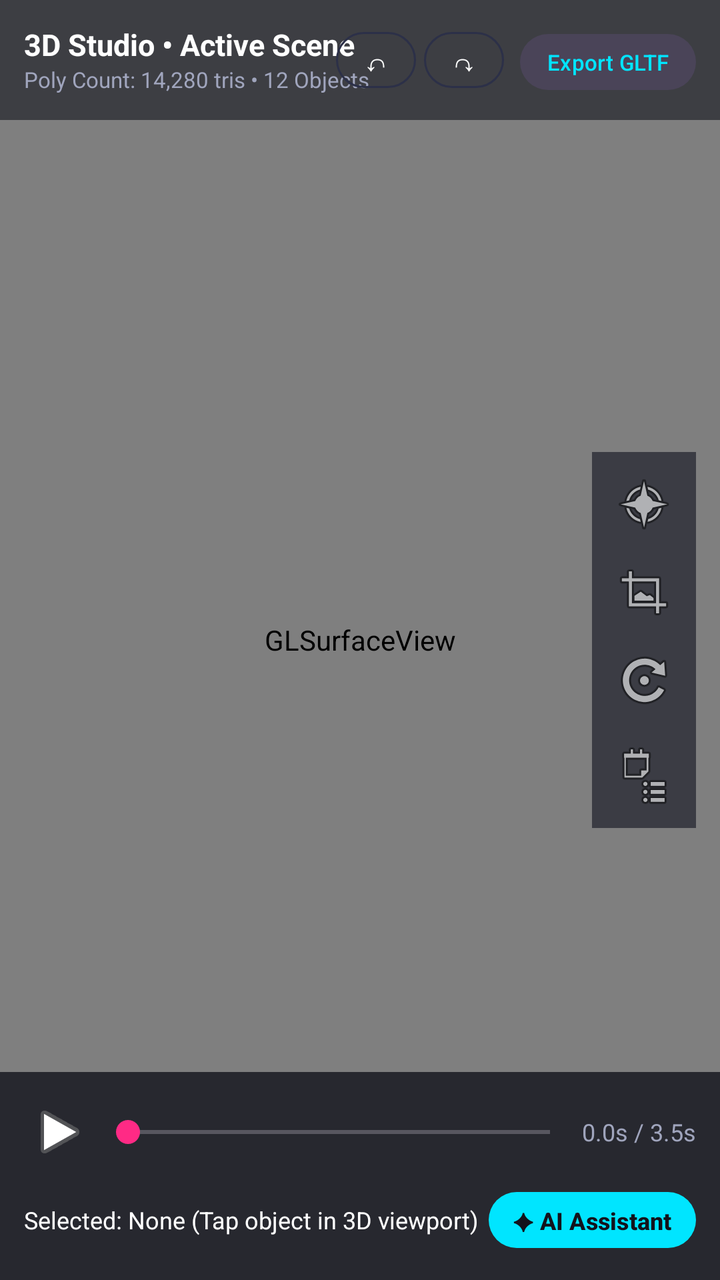
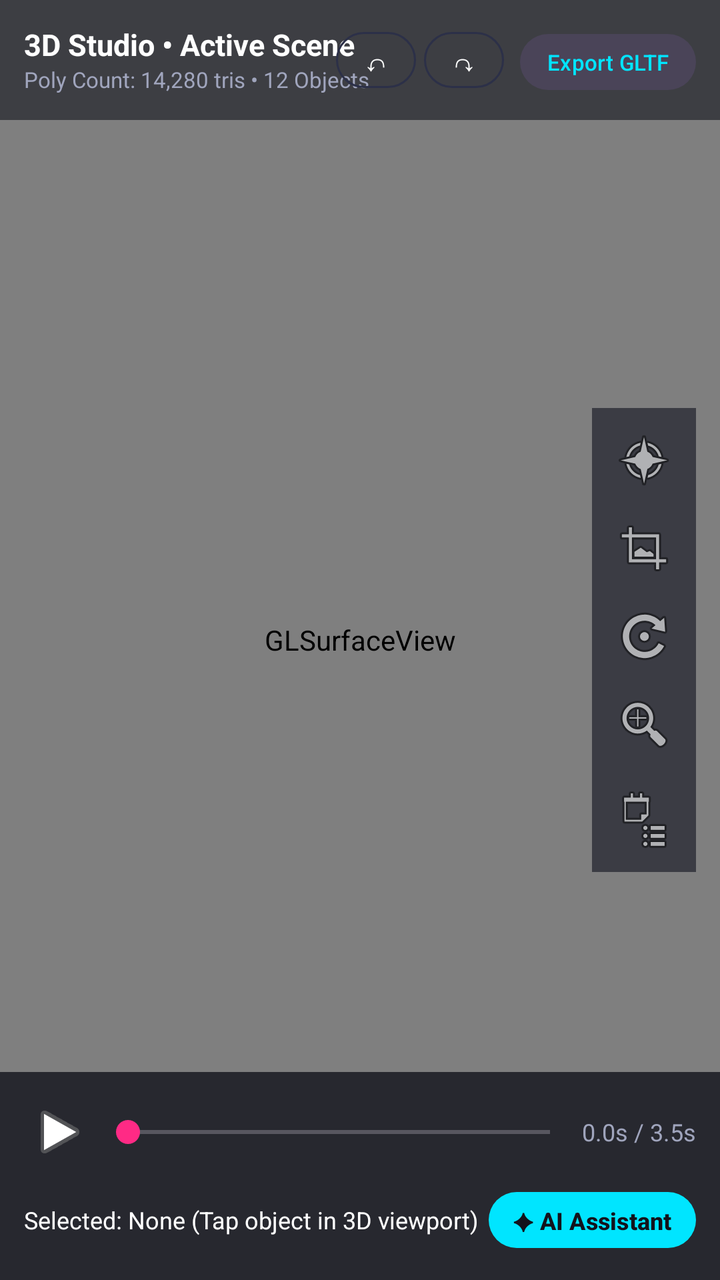

Two renders of the same Android screen: before a commit and after it. Below are the layout's source before the change and the commit's diff.
<!-- AndroidManifest.xml: application theme Theme.Vynara -->
<!-- res/layout/fragment_studio.xml -->
<?xml version="1.0" encoding="utf-8"?>
<RelativeLayout xmlns:android="http://schemas.android.com/apk/res/android"
    xmlns:app="http://schemas.android.com/apk/res-auto"
    android:layout_width="match_parent"
    android:layout_height="match_parent"
    android:background="@color/black">

    
    <android.opengl.GLSurfaceView
        android:id="@+id/gl_surface_view"
        android:layout_width="match_parent"
        android:layout_height="match_parent" />

    
    <RelativeLayout
        android:id="@+id/layout_studio_header"
        android:layout_width="match_parent"
        android:layout_height="wrap_content"
        android:background="#9912131C"
        android:padding="12dp">

        <LinearLayout
            android:layout_width="wrap_content"
            android:layout_height="wrap_content"
            android:orientation="vertical">

            <TextView
                android:id="@+id/tv_studio_project_title"
                android:layout_width="wrap_content"
                android:layout_height="wrap_content"
                android:text="3D Studio • Active Scene"
                android:textColor="@color/white"
                android:textSize="15sp"
                android:textStyle="bold" />

            <TextView
                android:id="@+id/tv_studio_poly_stats"
                android:layout_width="wrap_content"
                android:layout_height="wrap_content"
                android:text="Poly Count: 14,280 tris • 12 Objects"
                android:textColor="@color/text_secondary"
                android:textSize="11sp" />
        </LinearLayout>

        <LinearLayout
            android:layout_width="wrap_content"
            android:layout_height="wrap_content"
            android:layout_alignParentEnd="true"
            android:layout_centerVertical="true"
            android:orientation="horizontal">

            <com.google.android.material.button.MaterialButton
                android:id="@+id/btn_undo"
                style="@style/Widget.Material3.Button.OutlinedButton"
                android:layout_width="40dp"
                android:layout_height="36dp"
                android:layout_marginEnd="4dp"
                android:padding="0dp"
                android:text="↶"
                android:textColor="@color/white"
                app:strokeColor="@color/border_dark" />

            <com.google.android.material.button.MaterialButton
                android:id="@+id/btn_redo"
                style="@style/Widget.Material3.Button.OutlinedButton"
                android:layout_width="40dp"
                android:layout_height="36dp"
                android:layout_marginEnd="8dp"
                android:padding="0dp"
                android:text="↷"
                android:textColor="@color/white"
                app:strokeColor="@color/border_dark" />

            <com.google.android.material.button.MaterialButton
                android:id="@+id/btn_export_gltf"
                style="@style/Widget.Material3.Button.TonalButton"
                android:layout_width="wrap_content"
                android:layout_height="36dp"
                android:paddingHorizontal="10dp"
                android:text="Export GLTF"
                android:textColor="@color/primary"
                android:textSize="11sp" />
        </LinearLayout>
    </RelativeLayout>

    
    <LinearLayout
        android:layout_width="wrap_content"
        android:layout_height="wrap_content"
        android:layout_alignParentEnd="true"
        android:layout_centerVertical="true"
        android:layout_marginEnd="12dp"
        android:background="#AA1A1C28"
        android:orientation="vertical"
        android:padding="6dp">

        <ImageButton
            android:id="@+id/btn_tool_select"
            android:layout_width="40dp"
            android:layout_height="40dp"
            android:background="?selectableItemBackgroundBorderless"
            android:contentDescription="Select"
            android:src="@android:drawable/ic_menu_compass" />

        <ImageButton
            android:id="@+id/btn_tool_move"
            android:layout_width="40dp"
            android:layout_height="40dp"
            android:layout_marginTop="4dp"
            android:background="?selectableItemBackgroundBorderless"
            android:contentDescription="Move"
            android:src="@android:drawable/ic_menu_crop" />

        <ImageButton
            android:id="@+id/btn_tool_rotate"
            android:layout_width="40dp"
            android:layout_height="40dp"
            android:layout_marginTop="4dp"
            android:background="?selectableItemBackgroundBorderless"
            android:contentDescription="Rotate"
            android:src="@android:drawable/ic_menu_rotate" />

        <ImageButton
            android:id="@+id/btn_tool_hierarchy"
            android:layout_width="40dp"
            android:layout_height="40dp"
            android:layout_marginTop="8dp"
            android:background="?selectableItemBackgroundBorderless"
            android:contentDescription="Hierarchy"
            android:src="@android:drawable/ic_menu_agenda" />
    </LinearLayout>

    
    <LinearLayout
        android:id="@+id/layout_studio_bottom_panel"
        android:layout_width="match_parent"
        android:layout_height="wrap_content"
        android:layout_alignParentBottom="true"
        android:background="#CC12131C"
        android:orientation="vertical"
        android:padding="12dp">

        
        <LinearLayout
            android:id="@+id/layout_timeline_controls"
            android:layout_width="match_parent"
            android:layout_height="wrap_content"
            android:gravity="center_vertical"
            android:orientation="horizontal"
            android:visibility="visible">

            <ImageButton
                android:id="@+id/btn_anim_play"
                android:layout_width="36dp"
                android:layout_height="36dp"
                android:background="?selectableItemBackgroundBorderless"
                android:src="@android:drawable/ic_media_play" />

            <SeekBar
                android:id="@+id/seekbar_timeline"
                android:layout_width="0dp"
                android:layout_height="wrap_content"
                android:layout_weight="1"
                android:max="100" />

            <TextView
                android:id="@+id/tv_anim_time"
                android:layout_width="wrap_content"
                android:layout_height="wrap_content"
                android:text="0.0s / 3.5s"
                android:textColor="@color/text_secondary"
                android:textSize="12sp" />
        </LinearLayout>

        
        <RelativeLayout
            android:layout_width="match_parent"
            android:layout_height="wrap_content"
            android:layout_marginTop="8dp">

            <TextView
                android:id="@+id/tv_selected_object_info"
                android:layout_width="wrap_content"
                android:layout_height="wrap_content"
                android:layout_centerVertical="true"
                android:text="Selected: None (Tap object in 3D viewport)"
                android:textColor="@color/text_primary"
                android:textSize="12sp" />

            <com.google.android.material.button.MaterialButton
                android:id="@+id/btn_ai_studio_assistant"
                android:layout_width="wrap_content"
                android:layout_height="36dp"
                android:layout_alignParentEnd="true"
                android:paddingHorizontal="12dp"
                android:text="✦ AI Assistant"
                android:textColor="@color/bg_dark"
                android:textSize="12sp"
                android:textStyle="bold"
                app:backgroundTint="@color/primary"
                app:cornerRadius="18dp" />
        </RelativeLayout>
    </LinearLayout>

</RelativeLayout>
<!-- resources referenced by this layout -->
<resources>
  <color name="bg_dark">#12131C</color>
  <color name="black">#FF000000</color>
  <color name="border_dark">#2C3048</color>
  <color name="primary">#00E5FF</color>
  <color name="text_primary">#FFFFFF</color>
  <color name="text_secondary">#A0A5BD</color>
  <color name="white">#FFFFFFFF</color>
  <style name="Theme.Vynara" parent="Theme.Material3.Dark.NoActionBar">
          <item name="colorPrimary">@color/primary</item>
          <item name="colorOnPrimary">@color/bg_dark</item>
          <item name="colorSecondary">@color/accent_magenta</item>
          <item name="colorOnSecondary">@color/white</item>
          <item name="android:statusBarColor">@color/bg_dark</item>
          <item name="android:navigationBarColor">@color/bg_dark</item>
          <item name="android:windowBackground">@color/bg_dark</item>
      </style>
  <color name="accent_magenta">#FF2A85</color>
</resources>

<!-- the commit's change to res/layout/fragment_studio.xml (unified diff, before → after) -->
@@ -119,6 +119,15 @@
             android:background="?selectableItemBackgroundBorderless"
             android:contentDescription="Rotate"
             android:src="@android:drawable/ic_menu_rotate" />
+
+        <ImageButton
+            android:id="@+id/btn_tool_scale"
+            android:layout_width="40dp"
+            android:layout_height="40dp"
+            android:layout_marginTop="4dp"
+            android:background="?selectableItemBackgroundBorderless"
+            android:contentDescription="Scale"
+            android:src="@android:drawable/ic_menu_zoom" />
 
         <ImageButton
             android:id="@+id/btn_tool_hierarchy"
